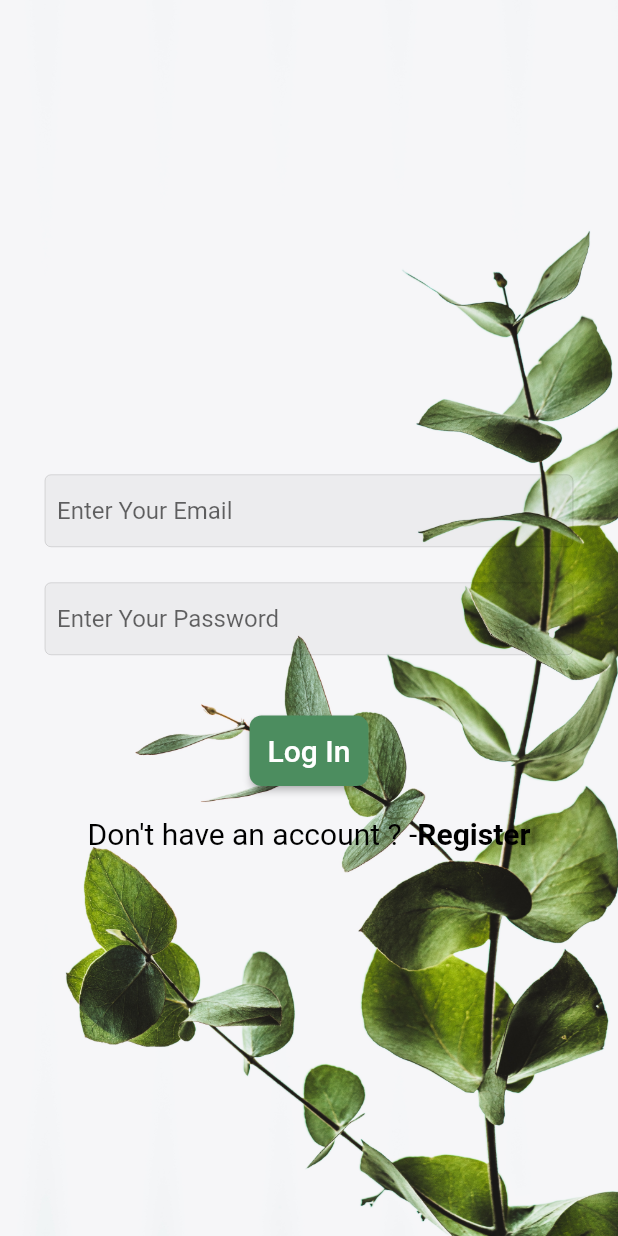
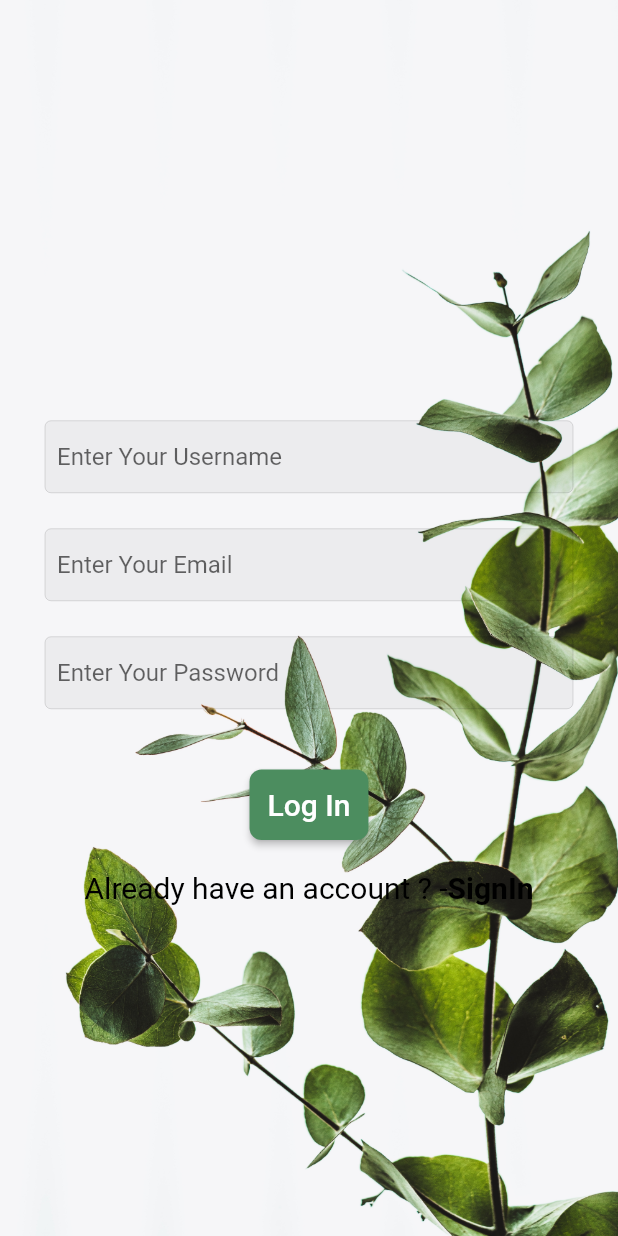
Before and after one commit to alaaRashed2001/flower, a Flutter app: the screen it shows after launch, after a tap on "Register", on a phone screen of 412 x 824 dp. Run offline on Flutter 3.47's test engine with Material 2 defaults, Android fonts, the phone set to English and light mode, and no system bars.

```diff
--- a/lib/views/screens/login_screen.dart
+++ b/lib/views/screens/login_screen.dart
@@ -1,3 +1,4 @@
+import 'package:flower/views/screens/signup_screen.dart';
 import 'package:flutter/material.dart';
 
 import '../../constant/colors.dart';
@@ -64,7 +65,13 @@ class LogInScreen extends StatelessWidget {
                           ),
                         ),
                         InkWell(
-                          onTap: () {},
+                          onTap: () {
+                            Navigator.of(context).push(
+                              MaterialPageRoute(
+                                builder: (context) => const SignUpScreen(),
+                              ),
+                            );
+                          },
                           child: Text(
                             'Register',
                             style: TextStyle(
```
